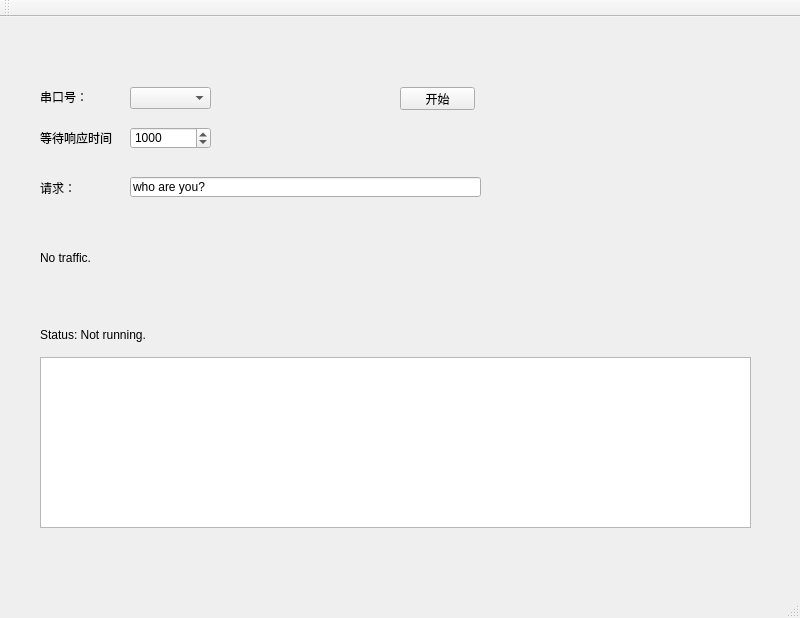
Qt form Serial/serial.ui (Tsingbing/QBX_Widget) before a commit.
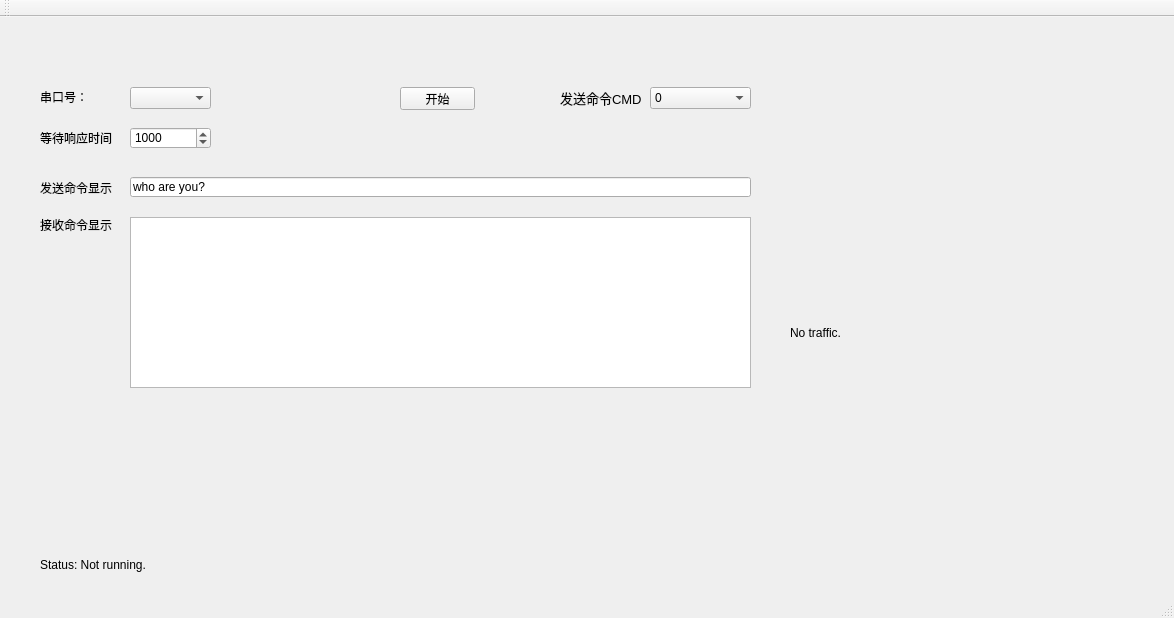
The same form after that commit.

```diff
--- a/Serial/serial.ui
+++ b/Serial/serial.ui
@@ -6,7 +6,7 @@
    <rect>
     <x>0</x>
     <y>0</y>
-    <width>800</width>
+    <width>1174</width>
     <height>618</height>
    </rect>
   </property>
@@ -84,12 +84,12 @@
      <rect>
       <x>40</x>
       <y>160</y>
-      <width>54</width>
+      <width>81</width>
       <height>21</height>
      </rect>
     </property>
     <property name="text">
-     <string>请求：</string>
+     <string>发送命令显示</string>
     </property>
    </widget>
    <widget class="QLineEdit" name="requestLineEdit">
@@ -97,7 +97,7 @@
      <rect>
       <x>130</x>
       <y>160</y>
-      <width>351</width>
+      <width>621</width>
       <height>20</height>
      </rect>
     </property>
@@ -108,10 +108,10 @@
    <widget class="QLabel" name="trafficLabel">
     <property name="geometry">
      <rect>
-      <x>40</x>
-      <y>190</y>
-      <width>431</width>
-      <height>101</height>
+      <x>790</x>
+      <y>80</y>
+      <width>351</width>
+      <height>471</height>
      </rect>
     </property>
     <property name="text">
@@ -122,7 +122,7 @@
     <property name="geometry">
      <rect>
       <x>40</x>
-      <y>310</y>
+      <y>540</y>
       <width>381</width>
       <height>16</height>
      </rect>
@@ -134,13 +134,94 @@
    <widget class="QTextEdit" name="showDate">
     <property name="geometry">
      <rect>
-      <x>40</x>
-      <y>340</y>
-      <width>711</width>
+      <x>130</x>
+      <y>200</y>
+      <width>621</width>
       <height>171</height>
      </rect>
     </property>
    </widget>
+   <widget class="QComboBox" name="sendCMDBox">
+    <property name="geometry">
+     <rect>
+      <x>650</x>
+      <y>70</y>
+      <width>101</width>
+      <height>22</height>
+     </rect>
+    </property>
+    <item>
+     <property name="text">
+      <string>0</string>
+     </property>
+    </item>
+    <item>
+     <property name="text">
+      <string>1</string>
+     </property>
+    </item>
+    <item>
+     <property name="text">
+      <string>2</string>
+     </property>
+    </item>
+    <item>
+     <property name="text">
+      <string>3</string>
+     </property>
+    </item>
+    <item>
+     <property name="text">
+      <string>4</string>
+     </property>
+    </item>
+    <item>
+     <property name="text">
+      <string>5</string>
+     </property>
+    </item>
+    <item>
+     <property name="text">
+      <string>6</string>
+     </property>
+    </item>
+    <item>
+     <property name="text">
+      <string>7</string>
+     </property>
+    </item>
+   </widget>
+   <widget class="QLabel" name="label">
+    <property name="geometry">
+     <rect>
+      <x>560</x>
+      <y>70</y>
+      <width>81</width>
+      <height>21</height>
+     </rect>
+    </property>
+    <property name="font">
+     <font>
+      <pointsize>10</pointsize>
+     </font>
+    </property>
+    <property name="text">
+     <string>发送命令CMD</string>
+    </property>
+   </widget>
+   <widget class="QLabel" name="label_2">
+    <property name="geometry">
+     <rect>
+      <x>40</x>
+      <y>200</y>
+      <width>81</width>
+      <height>16</height>
+     </rect>
+    </property>
+    <property name="text">
+     <string>接收命令显示</string>
+    </property>
+   </widget>
   </widget>
   <widget class="QMenuBar" name="menuBar">
    <property name="geometry">
```
Left out of the diff: 2 changed lines with no effect on the pictures.
